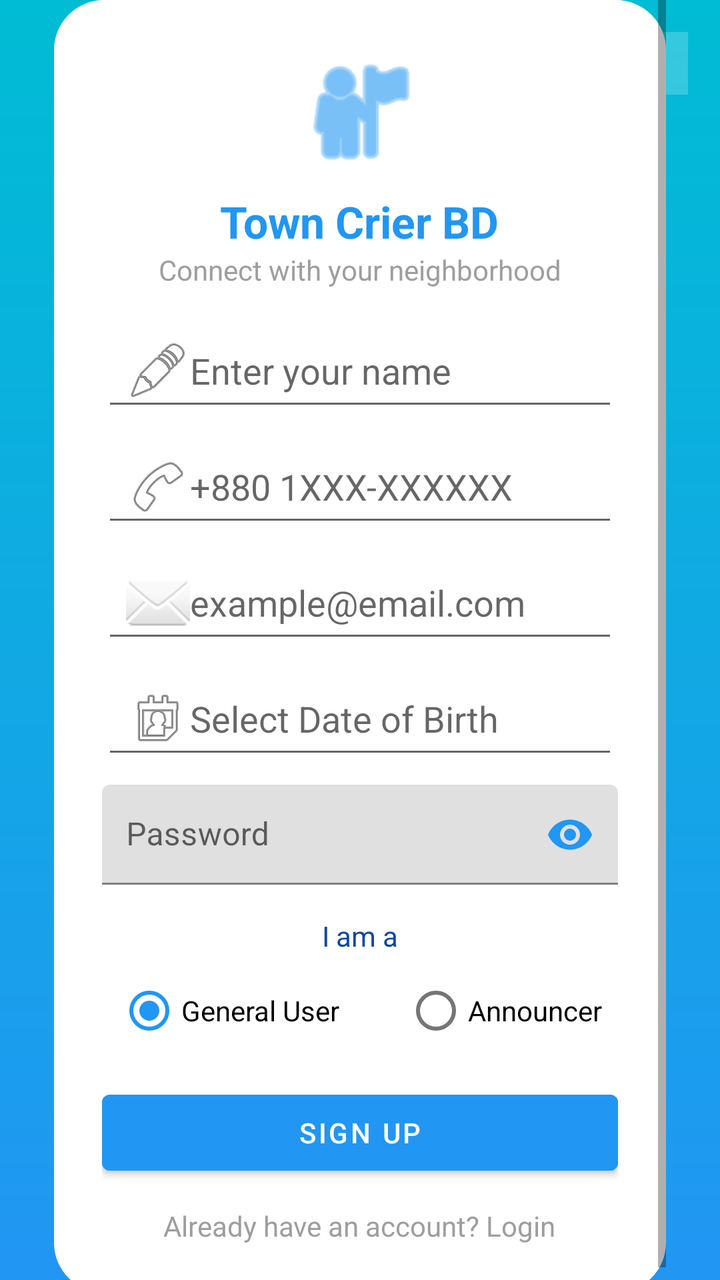
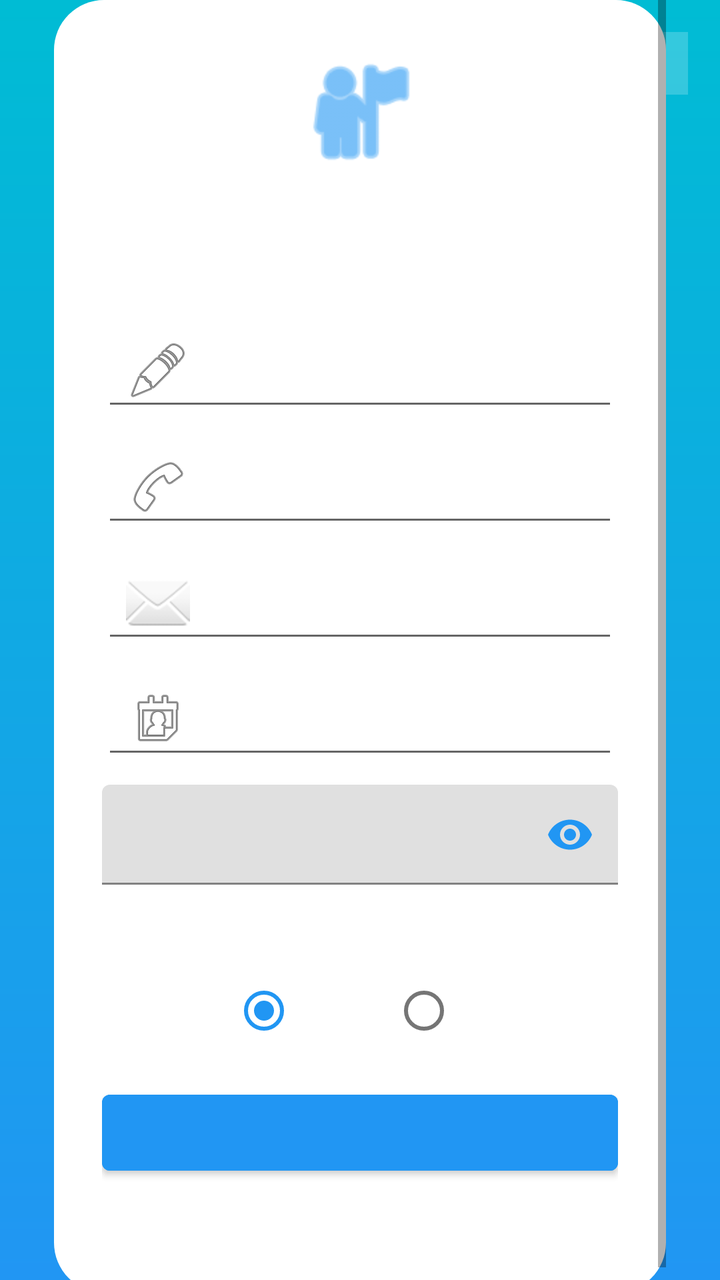

Compare the two renders of this Android layout. The source of the first and the diff that turns it into the second are given below.
<!-- AndroidManifest.xml: application theme Theme.TownCrierBD -->
<!-- res/layout/activity_signup.xml -->
<androidx.constraintlayout.widget.ConstraintLayout
    xmlns:android="http://schemas.android.com/apk/res/android"
    xmlns:app="http://schemas.android.com/apk/res-auto"
    android:layout_width="match_parent"
    android:layout_height="match_parent"
    android:background="@drawable/bg_gradient">

    
    <TextView
        android:id="@+id/tvLangToggle"
        android:layout_width="wrap_content"
        android:layout_height="wrap_content"
        android:text="Switch to বাংলা"
        android:textColor="#FFFFFF"
        android:textSize="13sp"
        android:textStyle="bold"
        android:background="#33FFFFFF"
        android:paddingStart="12dp"
        android:paddingEnd="12dp"
        android:paddingTop="6dp"
        android:paddingBottom="6dp"
        android:clickable="true"
        android:focusable="true"
        app:layout_constraintTop_toTopOf="parent"
        app:layout_constraintEnd_toEndOf="parent"
        android:layout_marginTop="16dp"
        android:layout_marginEnd="16dp"/>

    <ScrollView
        android:id="@+id/mainScroll"
        android:layout_width="0dp"
        android:layout_height="wrap_content"
        app:layout_constraintWidth_percent="0.85"
        app:layout_constraintTop_toTopOf="parent"
        app:layout_constraintBottom_toBottomOf="parent"
        app:layout_constraintStart_toStartOf="parent"
        app:layout_constraintEnd_toEndOf="parent">

        <LinearLayout
            android:layout_width="match_parent"
            android:layout_height="wrap_content"
            android:orientation="vertical"
            android:gravity="center"
            android:background="@drawable/bg_card"
            android:padding="24dp">

            <ImageView
                android:layout_width="64dp"
                android:layout_height="64dp"
                android:src="@android:drawable/ic_menu_myplaces"
                app:tint="@color/blue_start"
                android:contentDescription="@string/app_name" />

            <TextView
                android:id="@+id/tvAppName"
                android:layout_width="wrap_content"
                android:layout_height="wrap_content"
                android:text="Town Crier BD"
                android:textColor="@color/blue_start"
                android:textStyle="bold"
                android:textSize="22sp"
                android:layout_marginTop="8dp" />

            <TextView
                android:id="@+id/tvSubtitle"
                android:layout_width="wrap_content"
                android:layout_height="wrap_content"
                android:text="Connect with your neighborhood"
                android:textColor="@color/hint_gray"
                android:layout_marginBottom="16dp" />

            <EditText
                android:id="@+id/etName"
                android:layout_width="match_parent"
                android:layout_height="50dp"
                android:hint="Enter your name"
                android:drawableStart="@android:drawable/ic_menu_edit"
                android:inputType="textPersonName"
                android:padding="12dp"/>

            
            <EditText
                android:id="@+id/etPhone"
                android:layout_width="match_parent"
                android:layout_height="50dp"
                android:hint="+880 1XXX-XXXXXX"
                android:drawableStart="@android:drawable/ic_menu_call"
                android:inputType="phone"
                android:padding="12dp"
                android:layout_marginTop="8dp"/>

            
            <EditText
                android:id="@+id/etEmail"
                android:layout_width="match_parent"
                android:layout_height="50dp"
                android:hint="example@email.com"
                android:drawableStart="@android:drawable/ic_dialog_email"
                android:inputType="textEmailAddress"
                android:padding="12dp"
                android:layout_marginTop="8dp"/>

            <EditText
                android:id="@+id/etDob"
                android:layout_width="match_parent"
                android:layout_height="50dp"
                android:hint="Select Date of Birth"
                android:drawableStart="@android:drawable/ic_menu_my_calendar"
                android:focusable="false"
                android:clickable="true"
                android:padding="12dp"
                android:layout_marginTop="8dp" />

            
            <com.google.android.material.textfield.TextInputLayout
                android:id="@+id/tilPassword"
                android:layout_width="match_parent"
                android:layout_height="wrap_content"
                app:endIconMode="password_toggle"
                app:endIconTint="@color/blue_start"
                android:layout_marginTop="8dp">

                <com.google.android.material.textfield.TextInputEditText
                    android:id="@+id/etPassword"
                    android:layout_width="match_parent"
                    android:layout_height="50dp"
                    android:hint="Password"
                    android:inputType="textPassword"
                    android:padding="12dp"/>
            </com.google.android.material.textfield.TextInputLayout>

            <TextView
                android:id="@+id/tvIAm"
                android:layout_width="wrap_content"
                android:layout_height="wrap_content"
                android:text="I am a"
                android:textColor="@color/text_primary"
                android:layout_marginTop="16dp"/>

            <RadioGroup
                android:id="@+id/rgRole"
                android:layout_width="wrap_content"
                android:layout_height="wrap_content"
                android:orientation="horizontal"
                android:gravity="center"
                android:layout_marginTop="4dp">

                <RadioButton
                    android:id="@+id/rbGeneral"
                    android:layout_width="wrap_content"
                    android:layout_height="wrap_content"
                    android:text="General User"
                    android:checked="true"/>

                <RadioButton
                    android:id="@+id/rbAnnouncer"
                    android:layout_width="wrap_content"
                    android:layout_height="wrap_content"
                    android:text="Announcer"
                    android:layout_marginStart="32dp"/>
            </RadioGroup>

            <Button
                android:id="@+id/btnSignup"
                android:layout_width="match_parent"
                android:layout_height="50dp"
                android:text="Sign Up"
                android:textColor="@color/white"
                android:backgroundTint="@color/blue_start"
                android:layout_marginTop="12dp"/>

            <TextView
                android:id="@+id/tvGotoLogin"
                android:layout_width="wrap_content"
                android:layout_height="wrap_content"
                android:text="Already have an account? Login"
                android:textColor="@color/hint_gray"
                android:layout_marginTop="12dp"/>
        </LinearLayout>
    </ScrollView>
</androidx.constraintlayout.widget.ConstraintLayout>
<!-- resources referenced by this layout -->
<resources>
  <color name="blue_start">#2196F3</color>
  <color name="hint_gray">#9E9E9E</color>
  <color name="text_primary">#0D47A1</color>
  <color name="white">#FFFFFF</color>
  <!-- drawable bg_card (drawable) -->
  <shape xmlns:android="http://schemas.android.com/apk/res/android">
      <solid android:color="@color/white"/>
      <corners android:radius="25dp"/>
      <padding
          android:left="20dp"
          android:top="20dp"
          android:right="20dp"
          android:bottom="20dp"/>
  </shape>
  <!-- drawable bg_gradient (drawable) -->
  <shape xmlns:android="http://schemas.android.com/apk/res/android" android:shape="rectangle">
      <gradient
          android:startColor="@color/blue_start"
          android:endColor="@color/blue_end"
          android:angle="90"/>
  </shape>
  <string name="app_name">TownCrierBD</string>
  <style name="Theme.TownCrierBD" parent="Theme.MaterialComponents.Light.NoActionBar">
  
          <item name="colorPrimary">@color/blue_end</item>
          <item name="colorPrimaryVariant">@color/blue_start</item>
          <item name="colorOnPrimary">@color/white</item>
  
          <item name="colorSecondary">@color/blue_start</item>
          <item name="colorSecondaryVariant">@color/blue_end</item>
          <item name="colorOnSecondary">@color/white</item>
  
          <item name="android:forceDarkAllowed" tools:targetApi="q">false</item>
  
          <item name="android:statusBarColor">@color/blue_start</item>
          <item name="android:navigationBarColor">@color/blue_start</item>
  
          <item name="spinnerStyle">@style/TownCrierBD.SpinnerStyle</item>
      </style>
  <color name="blue_end">#00BCD4</color>
  <style name="TownCrierBD.SpinnerStyle" parent="Widget.AppCompat.Spinner">
      <item name="android:popupBackground">@drawable/bg_spinner_popup_white</item>
          <item name="popupTheme">@style/TownCrierBD.PopupTheme</item>
      </style>
  <!-- drawable bg_spinner_popup_white (drawable) -->
  <?xml version="1.0" encoding="utf-8"?>
  <shape xmlns:android="http://schemas.android.com/apk/res/android">
      <solid android:color="#FFFFFF"/>
      <corners android:radius="16dp"/>
      <padding
          android:left="8dp"
          android:top="8dp"
          android:right="8dp"
          android:bottom="8dp"/>
  </shape>
  <style name="TownCrierBD.PopupTheme" parent="ThemeOverlay.MaterialComponents.Light">
          <item name="android:popupBackground">@drawable/bg_spinner_popup_white</item>
      </style>
</resources>

<!-- the commit's change to res/layout/activity_signup.xml (unified diff, before → after) -->
@@ -1,3 +1,4 @@
+<?xml version="1.0" encoding="utf-8"?>
 <androidx.constraintlayout.widget.ConstraintLayout
     xmlns:android="http://schemas.android.com/apk/res/android"
     xmlns:app="http://schemas.android.com/apk/res-auto"
@@ -55,7 +56,6 @@
                 android:id="@+id/tvAppName"
                 android:layout_width="wrap_content"
                 android:layout_height="wrap_content"
-                android:text="Town Crier BD"
                 android:textColor="@color/blue_start"
                 android:textStyle="bold"
                 android:textSize="22sp"
@@ -65,36 +65,32 @@
                 android:id="@+id/tvSubtitle"
                 android:layout_width="wrap_content"
                 android:layout_height="wrap_content"
-                android:text="Connect with your neighborhood"
                 android:textColor="@color/hint_gray"
                 android:layout_marginBottom="16dp" />
+
+            
 
             <EditText
                 android:id="@+id/etName"
                 android:layout_width="match_parent"
                 android:layout_height="50dp"
-                android:hint="Enter your name"
                 android:drawableStart="@android:drawable/ic_menu_edit"
                 android:inputType="textPersonName"
                 android:padding="12dp"/>
 
-            
             <EditText
                 android:id="@+id/etPhone"
                 android:layout_width="match_parent"
                 android:layout_height="50dp"
-                android:hint="+880 1XXX-XXXXXX"
                 android:drawableStart="@android:drawable/ic_menu_call"
                 android:inputType="phone"
                 android:padding="12dp"
                 android:layout_marginTop="8dp"/>
 
-            
             <EditText
                 android:id="@+id/etEmail"
                 android:layout_width="match_parent"
                 android:layout_height="50dp"
-                android:hint="example@email.com"
                 android:drawableStart="@android:drawable/ic_dialog_email"
                 android:inputType="textEmailAddress"
                 android:padding="12dp"
@@ -104,7 +100,6 @@
                 android:id="@+id/etDob"
                 android:layout_width="match_parent"
                 android:layout_height="50dp"
-                android:hint="Select Date of Birth"
                 android:drawableStart="@android:drawable/ic_menu_my_calendar"
                 android:focusable="false"
                 android:clickable="true"
@@ -124,7 +119,6 @@
                     android:id="@+id/etPassword"
                     android:layout_width="match_parent"
                     android:layout_height="50dp"
-                    android:hint="Password"
                     android:inputType="textPassword"
                     android:padding="12dp"/>
             </com.google.android.material.textfield.TextInputLayout>
@@ -133,7 +127,6 @@
                 android:id="@+id/tvIAm"
                 android:layout_width="wrap_content"
                 android:layout_height="wrap_content"
-                android:text="I am a"
                 android:textColor="@color/text_primary"
                 android:layout_marginTop="16dp"/>
 
@@ -149,14 +142,12 @@
                     android:id="@+id/rbGeneral"
                     android:layout_width="wrap_content"
                     android:layout_height="wrap_content"
-                    android:text="General User"
                     android:checked="true"/>
 
                 <RadioButton
                     android:id="@+id/rbAnnouncer"
                     android:layout_width="wrap_content"
                     android:layout_height="wrap_content"
-                    android:text="Announcer"
                     android:layout_marginStart="32dp"/>
             </RadioGroup>
 
@@ -164,7 +155,6 @@
                 android:id="@+id/btnSignup"
                 android:layout_width="match_parent"
                 android:layout_height="50dp"
-                android:text="Sign Up"
                 android:textColor="@color/white"
                 android:backgroundTint="@color/blue_start"
                 android:layout_marginTop="12dp"/>
@@ -173,7 +163,6 @@
                 android:id="@+id/tvGotoLogin"
                 android:layout_width="wrap_content"
                 android:layout_height="wrap_content"
-                android:text="Already have an account? Login"
                 android:textColor="@color/hint_gray"
                 android:layout_marginTop="12dp"/>
         </LinearLayout>
